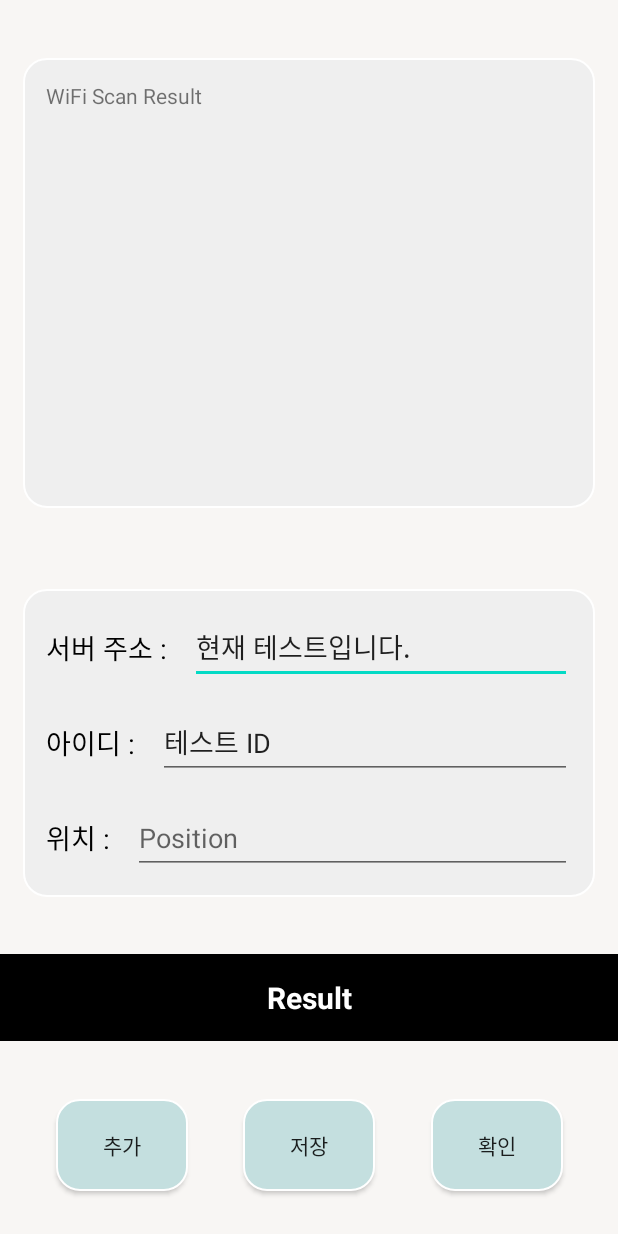
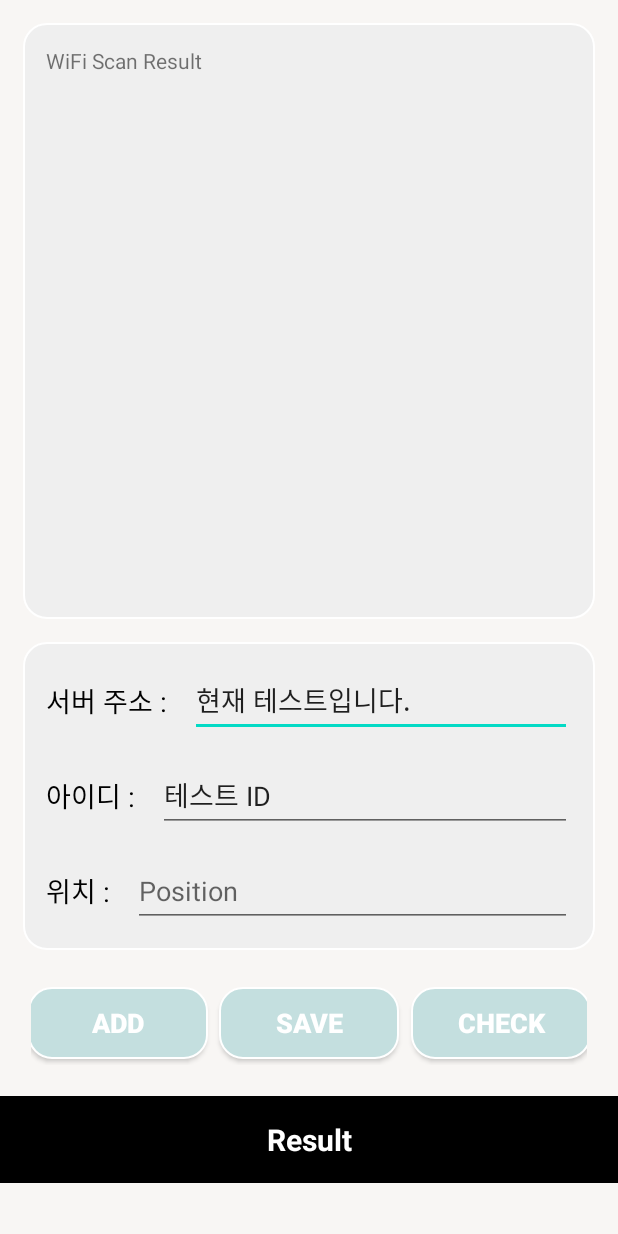
Before and after one commit to youhyunwoo99/IoT-TermProject, an Android app: the screen it shows after launch (MainActivity), on a phone screen of 412 x 824 dp. Run offline under Robolectric (Android 15) with nearby library versions, the phone set to English and light mode, and no system bars.

Commit message:
Feat: minimal function done

```diff
--- a/WiFi_positioning_IoT/app/src/main/AndroidManifest.xml
+++ b/WiFi_positioning_IoT/app/src/main/AndroidManifest.xml
@@ -25,7 +25,8 @@
         tools:targetApi="31">
         <activity
             android:name=".MainActivity"
-            android:exported="true">
+            android:exported="true"
+            >
             <intent-filter>
                 <action android:name="android.intent.action.MAIN" />
 
--- a/WiFi_positioning_IoT/app/src/main/res/layout/activity_main.xml
+++ b/WiFi_positioning_IoT/app/src/main/res/layout/activity_main.xml
@@ -5,6 +5,7 @@
     android:layout_width="match_parent"
     android:layout_height="match_parent"
     android:background="#F8F6F4"
+    android:paddingBottom="20dp"
     tools:context=".MainActivity">
 
     <androidx.constraintlayout.widget.ConstraintLayout
@@ -16,7 +17,7 @@
         android:background="@drawable/round_layout"
         app:layout_constraintStart_toStartOf="parent"
         app:layout_constraintEnd_toEndOf="parent"
-        app:layout_constraintBottom_toTopOf="@id/resultText"
+        app:layout_constraintBottom_toTopOf="@id/button2"
         app:layout_constraintTop_toBottomOf="@id/scroll"
         >
         <TextView
@@ -109,7 +110,7 @@
     <ScrollView
         android:id="@+id/scroll"
         android:layout_width="match_parent"
-        android:layout_height="300dp"
+        android:layout_height="0dp"
         android:padding="15dp"
         android:layout_margin="15dp"
         android:background="@drawable/round_layout"
@@ -130,55 +131,83 @@
         android:layout_width="match_parent"
         android:layout_height="wrap_content"
         android:layout_marginBottom="15dp"
+        android:background="@color/black"
+        android:gravity="center"
         android:padding="15dp"
-        android:gravity="center"
         android:text="Result"
+        android:textColor="@color/white"
+        android:textSize="20sp"
         android:textStyle="bold"
-        android:textSize="20sp"
-        android:textColor="@color/white"
-        android:background="@color/black"
+        app:layout_constraintBottom_toBottomOf="parent"
+        app:layout_constraintEnd_toEndOf="parent"
+        app:layout_constraintStart_toStartOf="parent"
+        app:layout_constraintTop_toBottomOf="@+id/button_container" />
+
+    <androidx.constraintlayout.widget.ConstraintLayout
+        android:id="@+id/button_container"
+        android:layout_width="0dp"
+        android:layout_height="wrap_content"
+        android:layout_margin="15dp"
+        android:padding="5dp"
         app:layout_constraintStart_toStartOf="parent"
         app:layout_constraintEnd_toEndOf="parent"
-        app:layout_constraintBottom_toTopOf="@id/button"
         app:layout_constraintTop_toBottomOf="@id/input_container"
-        />
+        app:layout_constraintBottom_toTopOf="@id/resultText">
 
     <androidx.appcompat.widget.AppCompatButton
         android:id="@+id/button"
-        android:layout_width="wrap_content"
+        android:layout_width="120dp"
         android:layout_height="wrap_content"
-        android:text="추가"
-        android:layout_marginBottom="30dp"
-        android:padding="20dp"
         android:background="@drawable/round_button"
+        android:layout_margin="4dp"
+        android:paddingStart="20dp"
+        android:paddingEnd="20dp"
+        android:text="ADD"
+        android:textColor="@color/white"
+        android:textSize="18sp"
+        android:textStyle="bold"
+        app:layout_constraintTop_toTopOf="parent"
+        app:layout_constraintEnd_toStartOf="@id/button2"
+        app:layout_constraintStart_toStartOf="parent"
         app:layout_constraintBottom_toBottomOf="parent"
-        app:layout_constraintStart_toStartOf="parent"
-        app:layout_constraintEnd_toStartOf="@id/button2"
         />
 
     <androidx.appcompat.widget.AppCompatButton
         android:id="@+id/button2"
-        android:layout_width="wrap_content"
+        android:layout_width="120dp"
         android:layout_height="wrap_content"
-        android:layout_marginBottom="30dp"
         android:background="@drawable/round_button"
-        android:padding="20dp"
-        android:text="저장"
+        android:layout_margin="4dp"
+
+        android:paddingStart="20dp"
+        android:paddingEnd="20dp"
+        android:text="SAVE"
+        android:textStyle="bold"
+        android:textColor="@color/white"
+        android:textSize="18sp"
+        app:layout_constraintTop_toTopOf="parent"
         app:layout_constraintBottom_toBottomOf="parent"
         app:layout_constraintEnd_toStartOf="@id/button3"
         app:layout_constraintStart_toEndOf="@id/button" />
 
     <androidx.appcompat.widget.AppCompatButton
         android:id="@+id/button3"
-        android:layout_width="wrap_content"
+        android:layout_width="120dp"
         android:layout_height="wrap_content"
-        android:text="확인"
-        android:layout_marginBottom="30dp"
-        android:padding="20dp"
         android:background="@drawable/round_button"
+        android:paddingStart="20dp"
+        android:paddingEnd="20dp"
+        android:layout_margin="4dp"
+
+        android:text="CHECK"
+        android:textColor="@color/white"
+        android:textSize="18sp"
+        android:textStyle="bold"
         app:layout_constraintBottom_toBottomOf="parent"
+        app:layout_constraintEnd_toEndOf="parent"
         app:layout_constraintStart_toEndOf="@id/button2"
-        app:layout_constraintEnd_toEndOf="parent"
+        app:layout_constraintTop_toTopOf="parent"
         />
+    </androidx.constraintlayout.widget.ConstraintLayout>
 
 </androidx.constraintlayout.widget.ConstraintLayout>
```
Also changed, not shown: WiFi_positioning_IoT/app/src/main/java/com/gachon/wifi_positioning_iot/MainActivity.java (+55 -35 lines).
